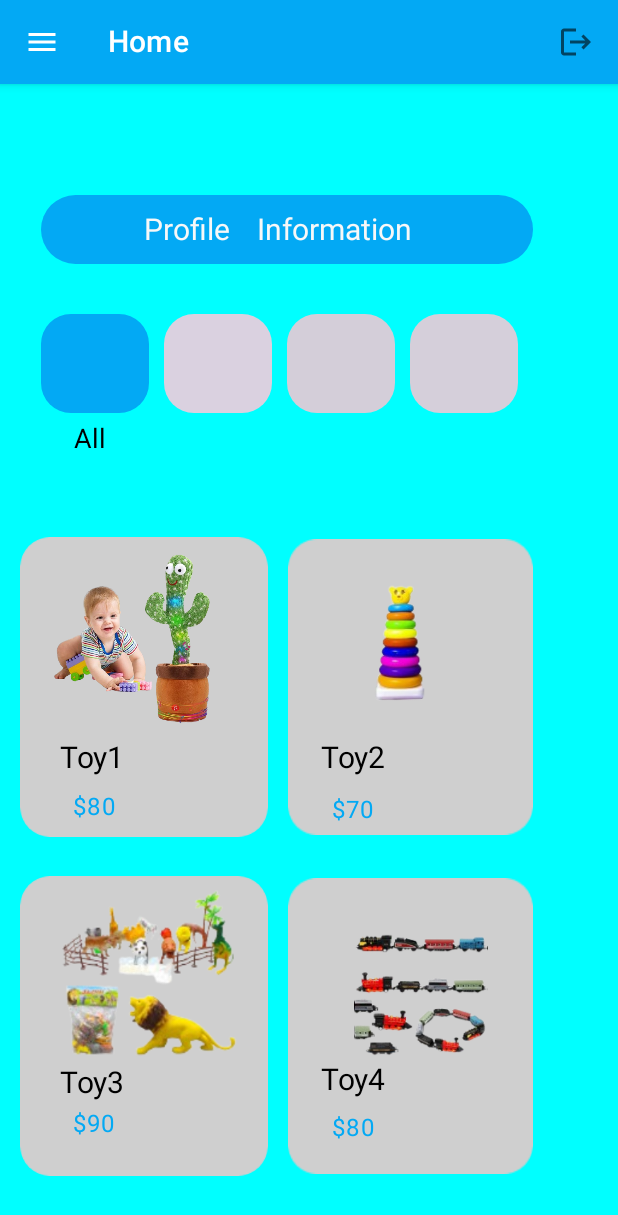
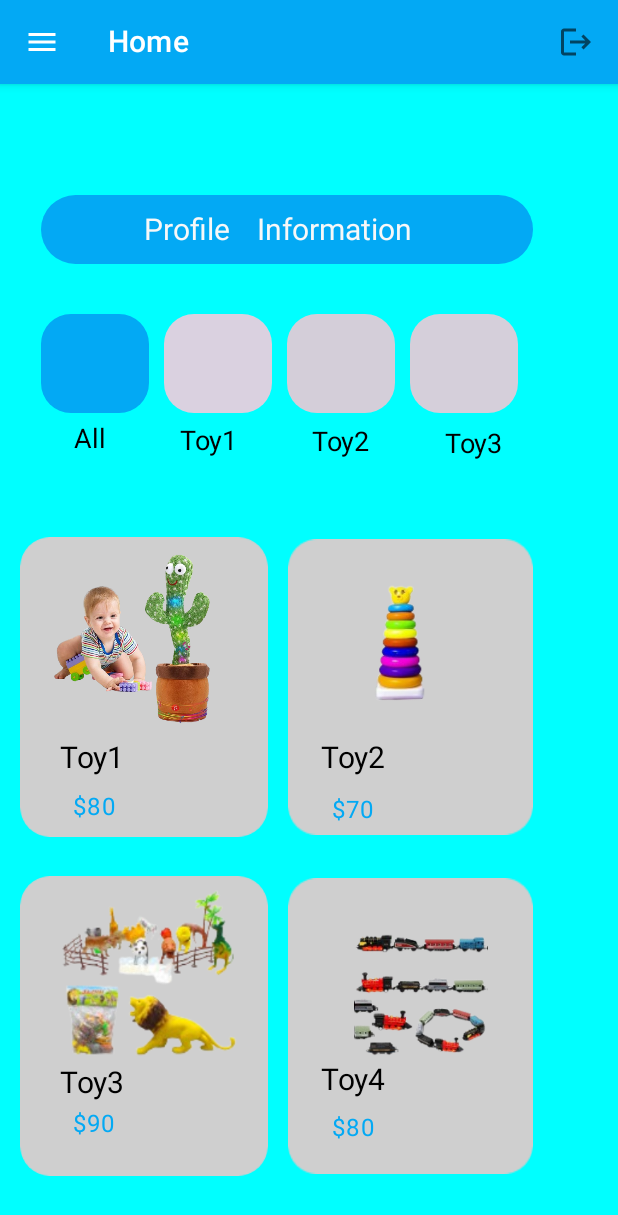
Before and after one commit to vijaybhopathi/Toylandapp, an Android app built with Jetpack Compose: the @Preview function HomeScreenPreview, on a phone screen of 412 x 824 dp. Shown: the top 1215 px of the screen. Run offline under Robolectric (Android 15) with nearby library versions, the phone set to English and light mode, and no system bars; our stand-ins replace Firebase (no records; nobody signed in at launch, a user with empty details on screens opened directly).

Commit message:
homescreen text added commit2

```diff
--- a/app/src/main/java/com/vijayabhopathi/toyland/ToylandLayoutScreens/Toylandhomescreen.kt
+++ b/app/src/main/java/com/vijayabhopathi/toyland/ToylandLayoutScreens/Toylandhomescreen.kt
@@ -185,7 +185,38 @@ fun HomeScreen(homeViewModel: ToyViewModel = viewModel()) {
                             .offset(x = 53.dp,
                                 y = 264.dp))
 
-
+                    Text(
+                        text = "Toy1",
+                        color = Color.Black,
+                        textAlign = TextAlign.Center,
+                        style = TextStyle(
+                            fontSize = 18.sp),
+                        modifier = Modifier
+                            .align(alignment = Alignment.TopStart)
+                            .offset(x = 123.dp,
+                                y = 265.dp))
+                    Text(
+                        text = "Toy2",
+                        color = Color.Black,
+                        textAlign = TextAlign.Center,
+                        style = TextStyle(
+                            fontSize = 18.sp),
+                        modifier = Modifier
+                            .align(alignment = Alignment.TopStart)
+                            .offset(x = 211.dp,
+                                y = 266.dp))
+                    Text(
+                        text = "Toy3",
+                        color = Color.Black,
+                        textAlign = TextAlign.Center,
+                        style = TextStyle(
+                            fontSize = 18.sp),
+                        modifier = Modifier
+                            .align(alignment = Alignment.TopStart)
+                            .offset(x = 279.dp,
+                                y = 267.dp)
+                            .requiredWidth(width = 80.dp)
+                            .requiredHeight(height = 34.dp))
 
 
                     Image(
```
